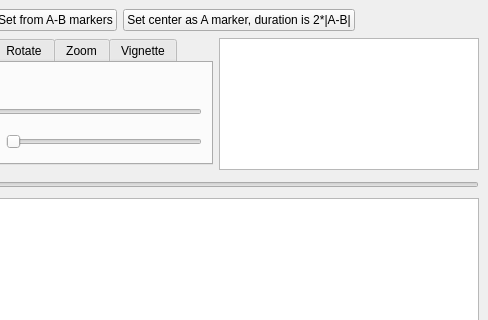
mean00/avidemux2, file avidemux_plugins/ADM_videoFilters6/fadeThrough/qt4/fadeThrough.ui: the form before one commit; both pictures show x 307 to 795 and y 0 to 320 of the 795 by 464 pixel window.
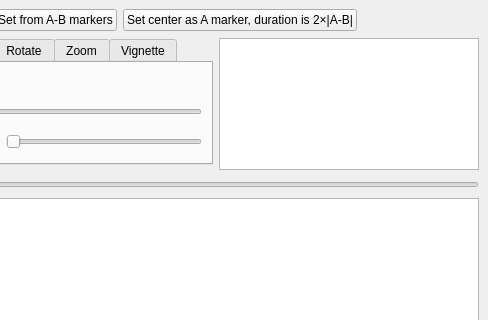
The form after the commit. Icons and pictures are not drawn. Custom widgets are drawn as their Qt base class.

The edit to the form file:
```diff
--- a/avidemux_plugins/ADM_videoFilters6/fadeThrough/qt4/fadeThrough.ui
+++ b/avidemux_plugins/ADM_videoFilters6/fadeThrough/qt4/fadeThrough.ui
@@ -75,7 +75,7 @@
      <item>
       <widget class="QPushButton" name="pushButtonTCenter">
        <property name="text">
-        <string>Set center as A marker, duration is 2*|A-B|</string>
+        <string>Set center as A marker, duration is 2×|A-B|</string>
        </property>
       </widget>
      </item>
```
